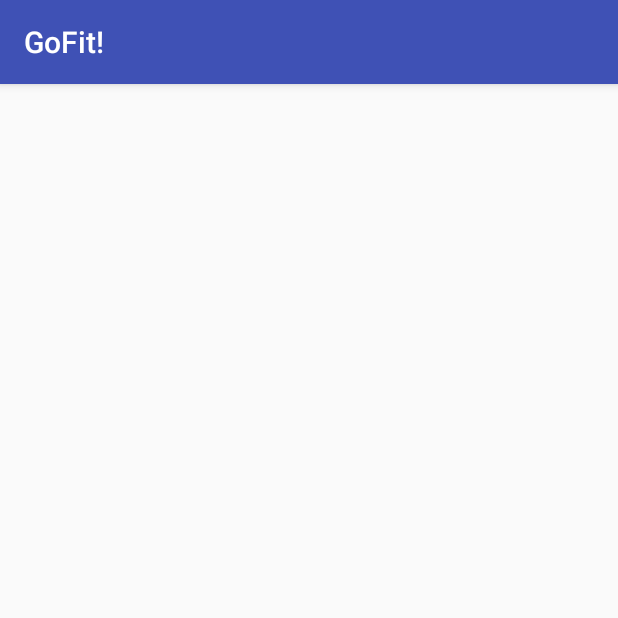
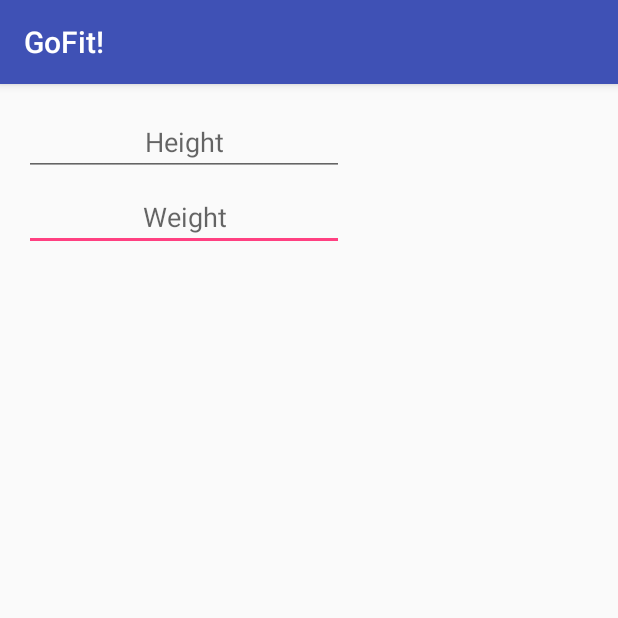
Before and after one commit to dantard123/GoFit-Android-Mobile-App, an Android app: the SettingActivity screen opened directly, with no data from a screen before it, on a phone screen of 412 x 824 dp, the top half of it. Run offline under Robolectric (Android 15) with nearby library versions, the phone set to English and light mode, and no system bars.

Commit message:
Third Update -Added New UI -Testing Fragment
TODO
-MetricFragment
-StandardFragment

```diff
--- a/app/build.gradle
+++ b/app/build.gradle
@@ -25,5 +25,6 @@ dependencies {
         exclude group: 'com.android.support', module: 'support-annotations'
     })
     compile 'com.android.support:appcompat-v7:23.4.0'
+    compile 'com.android.support:support-v4:23.4.0'
     testCompile 'junit:junit:4.12'
 }
--- a/app/src/main/java/com/nikylos/gofit/SettingActivity.java
+++ b/app/src/main/java/com/nikylos/gofit/SettingActivity.java
@@ -1,13 +1,31 @@
 package com.nikylos.gofit;
+
 
 import android.support.v7.app.AppCompatActivity;
 import android.os.Bundle;
 
-public class SettingActivity extends AppCompatActivity {
+
+import layout.MetricFragment;
+
+public class SettingActivity extends AppCompatActivity implements MetricFragment.OnFragmentInteractionListener{
 
     @Override
     protected void onCreate(Bundle savedInstanceState) {
         super.onCreate(savedInstanceState);
+        android.support.v4.app.FragmentManager fragmentManager = getSupportFragmentManager();
+        android.support.v4.app.FragmentTransaction fragmentTransaction = fragmentManager.beginTransaction();
+        MetricFragment fragment = new MetricFragment();
+        fragmentTransaction.add(R.id.fragment_container,fragment);
+        fragmentTransaction.commit();
+
+
         setContentView(R.layout.activity_setting);
+
+    }
+
+
+    @Override
+    public void onMetricFragmentInteraction(String string) {
+
     }
 }
--- /dev/null
+++ b/app/src/main/java/layout/MetricFragment.java
@@ -0,0 +1,106 @@
+package layout;
+
+import android.content.Context;
+import android.net.Uri;
+import android.os.Bundle;
+import android.support.v4.app.Fragment;
+import android.view.LayoutInflater;
+import android.view.View;
+import android.view.ViewGroup;
+
+import com.nikylos.gofit.R;
+
+/**
+ * A simple {@link Fragment} subclass.
+ * Activities that contain this fragment must implement the
+ * {@link MetricFragment.OnFragmentInteractionListener} interface
+ * to handle interaction events.
+ * Use the {@link MetricFragment#newInstance} factory method to
+ * create an instance of this fragment.
+ */
+public class MetricFragment extends Fragment {
+    // TODO: Rename parameter arguments, choose names that match
+    // the fragment initialization parameters, e.g. ARG_ITEM_NUMBER
+    private static final String ARG_PARAM1 = "param1";
+    private static final String ARG_PARAM2 = "param2";
+
+    // TODO: Rename and change types of parameters
+    private String mParam1;
+    private String mParam2;
+
+    private OnFragmentInteractionListener mListener;
+
+    public MetricFragment() {
+        // Required empty public constructor
+    }
+
+    /**
+     * Use this factory method to create a new instance of
+     * this fragment using the provided parameters.
+     *
+     * @param param1 Parameter 1.
+     * @param param2 Parameter 2.
+     * @return A new instance of fragment MetricFragment.
+     */
+    // TODO: Rename and change types and number of parameters
+    public static MetricFragment newInstance(String param1, String param2) {
+        MetricFragment fragment = new MetricFragment();
+        Bundle args = new Bundle();
+        args.putString(ARG_PARAM1, param1);
+        args.putString(ARG_PARAM2, param2);
+        fragment.setArguments(args);
+        return fragment;
+    }
+
+    @Override
+    public void onCreate(Bundle savedInstanceState) {
+        super.onCreate(savedInstanceState);
+        if (getArguments() != null) {
+            mParam1 = getArguments().getString(ARG_PARAM1);
+            mParam2 = getArguments().getString(ARG_PARAM2);
+        }
+    }
+
+    @Override
+    public View onCreateView(LayoutInflater inflater, ViewGroup container,
+                             Bundle savedInstanceState) {
+        // Inflate the layout for this fragment
+        return inflater.inflate(R.layout.fragment_metric, container, false);
+    }
+
+    public void onButtonPressed(String string) {
+        if (mListener != null) {
+            mListener.onMetricFragmentInteraction(string);
+        }
+    }
+
+    @Override
+    public void onAttach(Context context) {
+        super.onAttach(context);
+        if (context instanceof OnFragmentInteractionListener) {
+            mListener = (OnFragmentInteractionListener) context;
+        } else {
+            throw new RuntimeException(context.toString()
+                    + " must implement OnFragmentInteractionListener");
+        }
+    }
+
+    @Override
+    public void onDetach() {
+        super.onDetach();
+        mListener = null;
+    }
+
+    /**
+     * This interface must be implemented by activities that contain this
+     * fragment to allow an interaction in this fragment to be communicated
+     * to the activity and potentially other fragments contained in that
+     * activity.
+     * <p>
+     * See the Android Training lesson <a href=
+     * "http://developer.android.com/training/basics/fragments/communicating.html"
+     * >Communicating with Other Fragments</a> for more information.
+     */
+    public interface OnFragmentInteractionListener {
+        public void onMetricFragmentInteraction(String string);    }
+}
--- a/app/src/main/res/layout/activity_setting.xml
+++ b/app/src/main/res/layout/activity_setting.xml
@@ -10,4 +10,13 @@
     android:paddingTop="@dimen/activity_vertical_margin"
     tools:context="com.nikylos.gofit.SettingActivity">
 
+
+    <GridLayout
+        android:id="@+id/fragment_container"
+        android:layout_width="match_parent"
+        android:layout_height="match_parent"
+        android:layout_centerVertical="true"
+        android:layout_centerHorizontal="true">
+
+    </GridLayout>
 </RelativeLayout>
--- /dev/null
+++ b/app/src/main/res/layout/fragment_metric.xml
@@ -0,0 +1,26 @@
+<FrameLayout xmlns:android="http://schemas.android.com/apk/res/android"
+    xmlns:tools="http://schemas.android.com/tools"
+    android:layout_width="match_parent"
+    android:layout_height="match_parent"
+    tools:context="layout.MetricFragment">
+
+    <EditText
+        android:layout_width="wrap_content"
+        android:layout_height="wrap_content"
+        android:inputType="numberDecimal"
+        android:ems="10"
+        android:layout_marginTop="50dp"
+        android:id="@+id/editTextWeight"
+        android:hint="@string/weight"
+        android:textAlignment="center" />
+
+    <EditText
+        android:layout_width="wrap_content"
+        android:layout_height="wrap_content"
+        android:inputType="numberDecimal"
+        android:ems="10"
+        android:id="@+id/editTextHeight"
+        android:hint="@string/height"
+        android:textAlignment="center"/>
+
+</FrameLayout>
--- a/app/src/main/res/values/colors.xml
+++ b/app/src/main/res/values/colors.xml
@@ -1,6 +1,7 @@
 <?xml version="1.0" encoding="utf-8"?>
 <resources>
-    <color name="colorPrimary">#3F51B5</color>
-    <color name="colorPrimaryDark">#303F9F</color>
-    <color name="colorAccent">#FF4081</color>
+    <color name="colorPrimary">#3f51b5</color>
+    <color name="colorPrimaryDark">#303f9f</color>
+    <color name="colorAccent">#ff4081</color>
+
 </resources>
```
Also changed, not shown: app/src/main/java/com/nikylos/gofit/CalculatorActivity.java (+36 -0 lines), app/src/main/res/layout/activity_calculator.xml (+42 -9 lines), app/src/main/res/layout/activity_main.xml (+29 -5 lines), app/src/main/res/values/strings.xml (+11 -1 lines).
